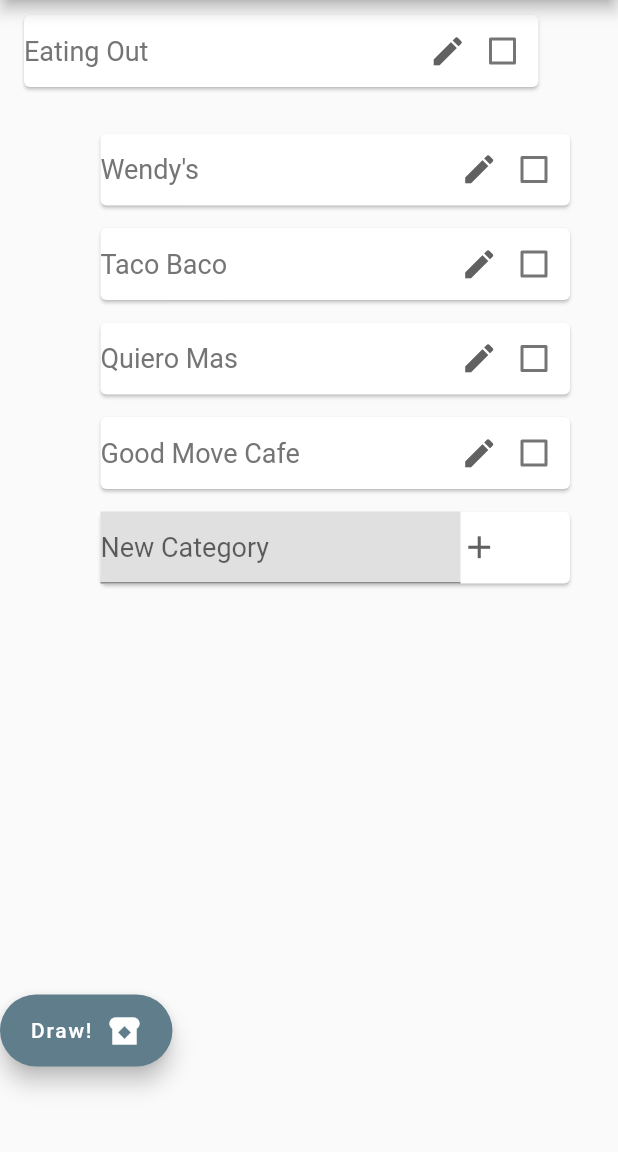
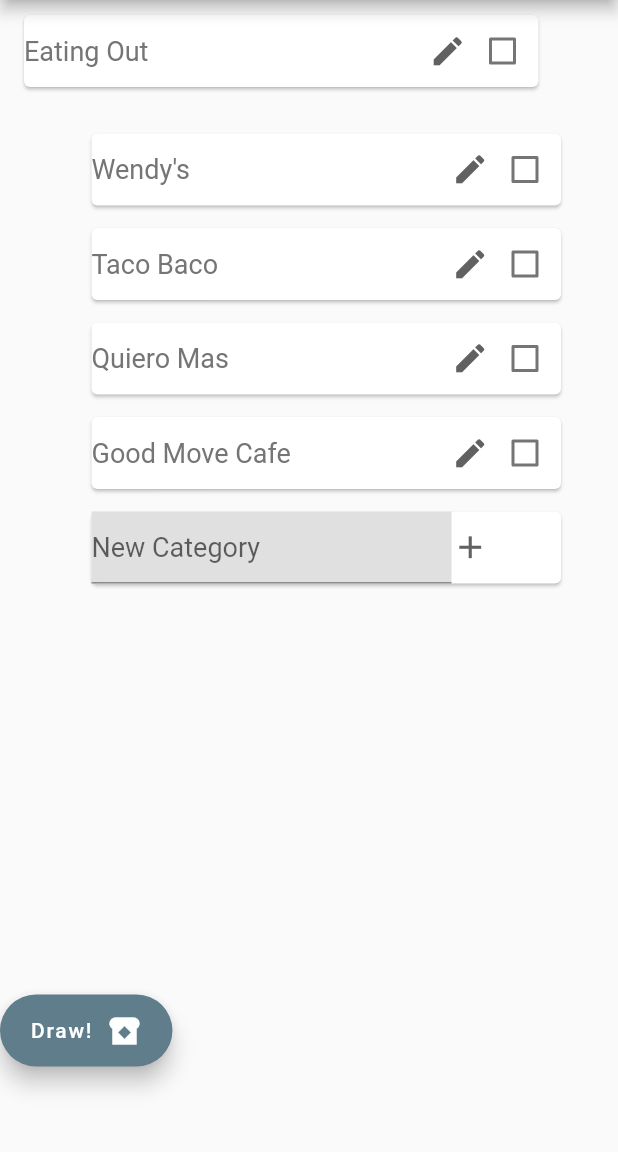
Before and after one commit to BrtWilson/hat_draw, a Flutter app: the screen it shows after launch, after a tap on "Eating Out", on a phone screen of 412 x 824 dp, the part 84-1236 px from its top. Run offline on Flutter 3.47's test engine with Material 2 defaults, Android fonts, the phone set to English and light mode, and no system bars.

Commit message:
trying to deal with nulls and the null check error; commit before new ideas

```diff
--- /dev/null
+++ b/lib/hdw_classes/category_tile_holder.dart
@@ -0,0 +1,37 @@
+import 'package:flutter/material.dart';
+import 'package:provider/provider.dart';
+import 'package:hat_draw_app/hdw_state.dart';
+import 'package:hat_draw_app/new_category_tile.dart';
+
+import 'category_tile.dart';
+
+class CategoryTileHolder extends StatelessWidget {
+  CategoryTileHolder({
+    Key? key,
+    required String name,
+    String parentCat = "",
+    bool isChild = false,
+    bool isNew = false,
+  })
+      : _name = name,
+        _parent = parentCat,
+        _isChild = isChild,
+        _isNew = isNew,
+        super(key: key);
+
+  final String _name;
+  final String _parent;
+  bool _isChild;
+  final bool _isNew;
+
+
+  @override
+  Widget build(BuildContext context) {
+    if (_isNew) {
+      return NewCategoryTile(name: _name, parentCat: _parent, isChild: _isChild,);
+    }
+    else {
+      return CategoryTile(name: _name, parentCat: _parent, isChild: _isChild, isNew: _isNew,);
+    }
+  }
+}
--- a/lib/new_category_tile.dart
+++ b/lib/new_category_tile.dart
@@ -1,8 +1,9 @@
 import 'package:flutter/material.dart';
+import 'package:hat_draw_app/hdw_classes/category_tile.dart';
 import 'package:provider/provider.dart';
 import 'package:hat_draw_app/hdw_state.dart';
 
-class NewCategoryTile extends StatefulWidget {
+class NewCategoryTile extends CategoryTile {
   NewCategoryTile({
     Key? key,
     required String name,
@@ -12,7 +13,7 @@ class NewCategoryTile extends StatefulWidget {
       : _name = name,
         _isChild = isChild,
         _parent = parentCat,
-        super(key: key);
+        super(key: key, name: name);
 
   final String _name;
   bool _isChild;
@@ -35,12 +36,14 @@ class _NewCategoryTileState extends State<NewCategoryTile> {
             margin: const EdgeInsets.fromLTRB(16.0,10.0,16.0,5.0),
             child:
             Row(
+              mainAxisSize: MainAxisSize.min,
               children: [
                 if (widget._isChild) const Spacer(),
-                Container(
-                  width: 270 - ((widget._isChild) ? 30 : 0),
+                Align(
+                  alignment: Alignment.centerLeft,
                   child:
                       Container(
+                        width: 270 - ((widget._isChild) ? 30 : 0),
                         color: Colors.grey[300],
                         child:
                           TextField(
--- a/lib/pages/items_page.dart
+++ b/lib/pages/items_page.dart
@@ -1,5 +1,5 @@
-import 'package:flutter/cupertino.dart';
 import 'package:flutter/material.dart';
+import 'package:hat_draw_app/hdw_classes/category_tile_holder.dart';
 import 'package:provider/provider.dart';
 import 'package:hat_draw_app/hdw_classes/category_tile.dart';
 import 'package:hat_draw_app/hdw_classes/draw_button.dart';
@@ -39,7 +39,7 @@ class ItemsPage extends StatelessWidget {
 }
 
 class ItemsPageContent extends StatefulWidget {
-  const ItemsPageContent({
+  ItemsPageContent({
     Key? key,
     required String catName,
     required List<String> catItems,
@@ -50,6 +50,7 @@ class ItemsPageContent extends StatefulWidget {
 
   final String _catName;
   final List<String> _catItems;
+  final ScrollController sController = ScrollController();
 
   @override
   State<ItemsPageContent> createState() => _ItemsPageState();
@@ -59,18 +60,20 @@ class _ItemsPageState extends State<ItemsPageContent> {
 
   @override
   Widget build(BuildContext context) {
-    //List<Widget> items = context.watch<HdwState>().sCategories.map((c_name) => CategoryTile(name: c_name, )).toList();
-    List<Widget> items = widget._catItems.map((i_name) => CategoryTile(name: i_name, isChild: true,)).toList();
-    items.add(CategoryTile(name: "New Category", parentCat: widget._catName, isChild: true, isNew: true,));
-    // List<Widget> items = widget._catItems.map((item) => CategoryTile(name: item, parentCat: widget._catName)).toList(); //_catItems.map((c_name) => CategoryTile(name: c_name, checkedItems: context.watch<HdwState>().sCurrentItems, setInclusion: context.watch<HdwState>().setItemInclusion)).toList();
-    // items.add(CategoryTile(name: "New Item", parentCat: widget._catName, isNew: true,));
+    List<Widget> items = widget._catItems.map((i_name) => CategoryTileHolder(name: i_name, isChild: true,)).toList();
+    //items.add(CategoryTile(name: "New Category", parentCat: widget._catName, isChild: true, isNew: true,));
+    items.add(CategoryTileHolder(name: "New Category", isChild: true, isNew: true,));
 
     return Column(
         children: [
           CategoryTile(name: widget._catName,),
           Container(
               height: 600,
-              child: ListView(
+              width: 400,
+              child:
+              ListView(
+                controller: widget.sController,
+                key: const Key("ItemList"),
                 padding: const EdgeInsets.all(16.0),
                 children: items ?? [],
               )
```
